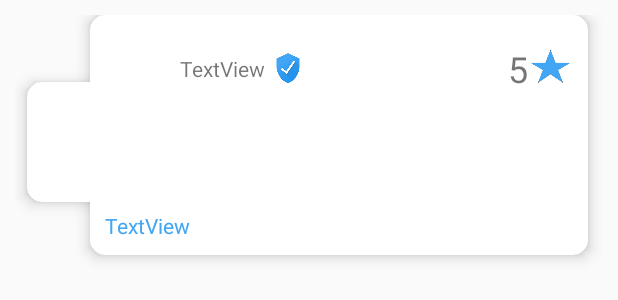
After one commit to jve0902/SocialMedia, an Android app: the layout item_guider.xml on its own in the app's theme, with its tools: preview values and no code run, on a phone screen of 412 x 824 dp. The commit adds this screen. Shown: the top 300 px of the screen. Run offline under Robolectric (Android 15) with nearby library versions, the phone set to English and light mode, and no system bars.

Commit message:
step 7
chat - guider list from firebase

```diff
--- a/sample/src/main/java/com/arabian/lancul/UI/Util/Global.java
+++ b/sample/src/main/java/com/arabian/lancul/UI/Util/Global.java
@@ -1,5 +1,6 @@
 package com.arabian.lancul.UI.Util;
 
+import com.arabian.lancul.UI.Object.Guider;
 import com.arabian.lancul.UI.Object.Res_Exp;
 
 import java.util.ArrayList;
@@ -11,4 +12,5 @@ public class Global {
 
     public static ArrayList<Res_Exp> array_experience = new ArrayList<>();
     public static ArrayList<Res_Exp> array_restaurant = new ArrayList<>();
+    public static ArrayList<Guider> array_guider = new ArrayList<>();
 }
--- /dev/null
+++ b/sample/src/main/res/layout/item_guider.xml
@@ -0,0 +1,126 @@
+<?xml version="1.0" encoding="utf-8"?>
+<RelativeLayout xmlns:android="http://schemas.android.com/apk/res/android"
+    xmlns:app="http://schemas.android.com/apk/res-auto"
+    android:layout_width="match_parent"
+    android:layout_height="wrap_content"
+    android:layout_marginBottom="20dp"
+    android:padding="10dp">
+
+    <androidx.cardview.widget.CardView
+        android:layout_width="match_parent"
+        android:layout_height="160dp"
+        android:layout_marginLeft="50dp"
+        android:layout_marginRight="10dp"
+        android:layout_marginBottom="10dp"
+        android:orientation="vertical"
+        app:cardCornerRadius="10dp"
+        app:cardElevation="6dp">
+
+        <LinearLayout
+            android:layout_width="match_parent"
+            android:layout_height="160dp"
+            android:orientation="vertical"
+            android:padding="10dp">
+
+            <RelativeLayout
+                android:layout_width="match_parent"
+                android:layout_height="0dp"
+                android:layout_weight="3"
+                android:gravity="bottom">
+
+                <LinearLayout
+                    android:layout_width="wrap_content"
+                    android:layout_height="match_parent"
+                    android:layout_marginLeft="50dp"
+                    android:gravity="center_vertical"
+                    android:orientation="horizontal">
+
+                    <TextView
+                        android:id="@+id/name"
+                        android:layout_width="wrap_content"
+                        android:layout_height="wrap_content"
+                        android:text="TextView" />
+
+                    <ImageView
+                        android:id="@+id/veriried"
+                        android:layout_width="20dp"
+                        android:layout_height="25dp"
+                        android:layout_marginLeft="5dp"
+                        android:background="@drawable/ico_verified" />
+                </LinearLayout>
+
+                <LinearLayout
+                    android:layout_width="wrap_content"
+                    android:layout_height="wrap_content"
+                    android:layout_alignParentRight="true"
+                    android:layout_centerVertical="true"
+                    android:gravity="center_vertical"
+                    android:orientation="horizontal">
+
+                    <TextView
+                        android:id="@+id/rating"
+                        android:layout_width="wrap_content"
+                        android:layout_height="wrap_content"
+                        android:text="5"
+                        android:textSize="24sp" />
+
+                    <ImageView
+                        android:id="@+id/imageView8"
+                        android:layout_width="30dp"
+                        android:layout_height="30dp"
+                        android:background="@drawable/ico_rating_star" />
+                </LinearLayout>
+            </RelativeLayout>
+
+            <ScrollView
+                android:layout_width="match_parent"
+                android:layout_height="0dp"
+                android:layout_weight="4">
+
+                <LinearLayout
+                    android:layout_width="match_parent"
+                    android:layout_height="match_parent"
+                    android:orientation="vertical">
+
+                    <TextView
+                        android:id="@+id/bio"
+                        android:layout_width="match_parent"
+                        android:layout_height="wrap_content"
+                        android:layout_marginLeft="40dp"
+                        android:ems="10"
+                        android:gravity="start|top" />
+                </LinearLayout>
+            </ScrollView>
+
+            <TextView
+                android:id="@+id/languages"
+                android:layout_width="wrap_content"
+                android:layout_height="wrap_content"
+                android:text="TextView"
+                android:textColor="@color/guider_text"
+                android:textSize="14sp" />
+
+        </LinearLayout>
+    </androidx.cardview.widget.CardView>
+
+    <androidx.cardview.widget.CardView
+        android:id="@+id/card_view"
+        android:layout_width="80dp"
+        android:layout_height="80dp"
+        android:layout_centerVertical="true"
+        android:layout_marginStart="8dp"
+        android:layout_marginTop="8dp"
+        android:layout_marginEnd="8dp"
+        android:layout_marginBottom="8dp"
+        android:orientation="vertical"
+        app:cardCornerRadius="10dp"
+        app:cardElevation="6dp">
+
+        <ImageView
+            android:id="@+id/photo"
+            android:layout_width="match_parent"
+            android:layout_height="match_parent" />
+    </androidx.cardview.widget.CardView>
+
+
+</RelativeLayout>
--- a/sample/src/main/res/values/colors.xml
+++ b/sample/src/main/res/values/colors.xml
@@ -11,4 +11,6 @@
     <color name="transparent">#62000000</color>
     <color name="white">#FFFFFF</color>
     <color name="black">#000000</color>
+
+    <color name="guider_text">#42a6f4</color>
 </resources>
```
Also changed, not shown: sample/src/main/AndroidManifest.xml (+11 -12 lines), sample/src/main/java/com/arabian/lancul/MainActivity.java (+35 -0 lines), sample/src/main/java/com/arabian/lancul/UI/Activity/ChatActivity.java (added, +16 -0 lines), sample/src/main/java/com/arabian/lancul/UI/Adapter/GuiderAdapter.java (added, +108 -0 lines), sample/src/main/java/com/arabian/lancul/UI/Fragment/LivechatFragment.java (+15 -0 lines), sample/src/main/java/com/arabian/lancul/UI/Object/Guider.java (+15 -13 lines), sample/src/main/res/layout/activity_chat.xml (added, +9 -0 lines), sample/src/main/res/layout/fragment_livechat.xml (+10 -5 lines), sample/src/main/res/drawable/ico_rating_star.png (added), sample/src/main/res/drawable/ico_verified.png (added), sample/src/main/res/layout/item_restaurant.xml (line endings or trailing spaces).
